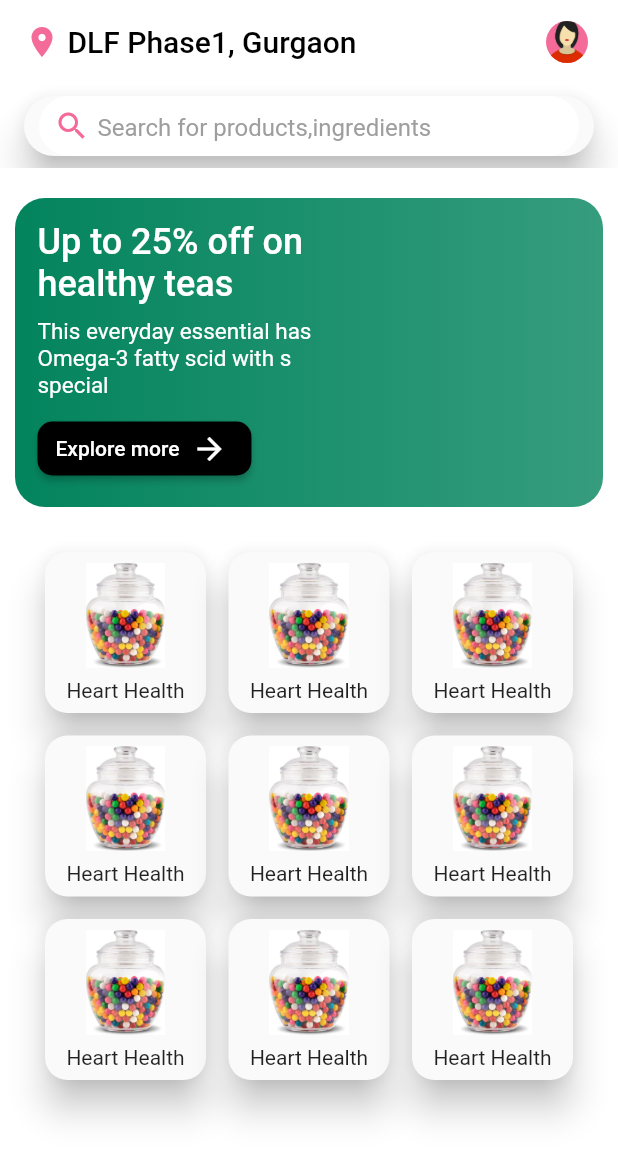
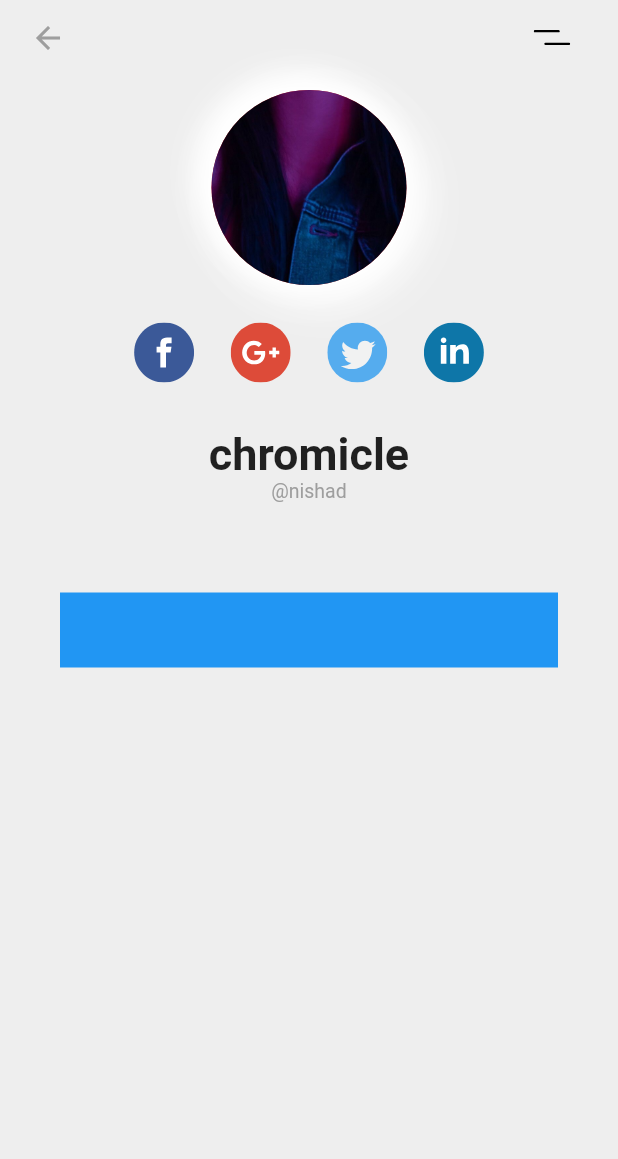
Before and after one commit to Nishadatgit/luminar-Projects, a Flutter app: the screen it shows after launch, on a phone screen of 412 x 824 dp. Shown: the top 1159 px of the screen. Run offline on Flutter 3.47's test engine with Material 2 defaults, Android fonts, the phone set to English and light mode, and no system bars; our stand-ins replace accordion, curved_navigation_bar, email_validator, eva_icons_flutter, flutter_svg, font_awesome_flutter and 5 more; missing offline and left inert: random_date, staggered_grid_view_flutter.

Commit message:
profile ui started

```diff
--- /dev/null
+++ b/lib/assignments/profile ui/profile.dart
@@ -0,0 +1,130 @@
+import 'package:eva_icons_flutter/eva_icons_flutter.dart';
+import 'package:flutter/material.dart';
+import 'package:flutter/src/foundation/key.dart';
+import 'package:flutter/src/widgets/framework.dart';
+import 'package:flutter_svg/flutter_svg.dart';
+import 'package:font_awesome_flutter/font_awesome_flutter.dart';
+import 'package:line_icons/line_icons.dart';
+
+class ProfileUi extends StatelessWidget {
+  const ProfileUi({Key? key}) : super(key: key);
+
+  @override
+  Widget build(BuildContext context) {
+    return Scaffold(
+      extendBodyBehindAppBar: true,
+      body: Container(
+        height: double.infinity,
+        width: double.infinity,
+        color: Colors.grey[200],
+        child: ListView(
+          children: [
+            Container(
+              padding: EdgeInsets.only(left: 20, right: 20, top: 10),
+              height: 40,
+              child: Row(
+                mainAxisAlignment: MainAxisAlignment.spaceBetween,
+                children: [
+                  const Icon(
+                    Icons.arrow_back,
+                    color: Colors.grey,
+                  ),
+                  IconButton(
+                    onPressed: () {},
+                    icon: SvgPicture.asset(
+                      'assets/svg/menu.svg',
+                      color: Colors.black,
+                      height: 10,
+                    ),
+                  ),
+                ],
+              ),
+            ),
+            const SizedBox(
+              height: 20,
+            ),
+            Container(
+              height: 130,
+              width: 130,
+              decoration: const BoxDecoration(
+                  color: Colors.white,
+                  shape: BoxShape.circle,
+                  boxShadow: [
+                    BoxShadow(
+                        color: Colors.white,
+                        offset: Offset(10, 10),
+                        blurRadius: 25),
+                    BoxShadow(
+                        color: Colors.white,
+                        offset: Offset(-10, -10),
+                        blurRadius: 17),
+                    BoxShadow(
+                        color: Colors.white,
+                        offset: Offset(1, 1),
+                        blurRadius: 25),
+                    BoxShadow(
+                        color: Colors.white,
+                        offset: Offset(-1, -1),
+                        blurRadius: 17)
+                  ]),
+              child: const CircleAvatar(
+                backgroundImage: AssetImage(
+                  'assets/images/girl3.jpg',
+                ),
+              ),
+            ),
+            Container(
+              margin: const EdgeInsets.only(left: 70, right: 70, top: 25),
+              height: 40,
+              child: Row(
+                  mainAxisAlignment: MainAxisAlignment.spaceEvenly,
+                  children: [
+                    SvgPicture.asset(
+                      'assets/svg/fb.svg',
+                      height: 50,
+                      width: 50,
+                    ),
+                    SvgPicture.asset(
+                      'assets/svg/googleplus.svg',
+                      height: 50,
+                      width: 50,
+                    ),
+                    SvgPicture.asset(
+                      'assets/svg/twitter.svg',
+                      height: 50,
+                      width: 50,
+                    ),
+                    SvgPicture.asset(
+                      'assets/svg/linkedin.svg',
+                      height: 50,
+                      width: 50,
+                    )
+                  ]),
+            ),
+            Container(
+              margin: const EdgeInsets.only(left: 50, right: 50, top: 30),
+              height: 80,
+              child: Column(
+                children: const [
+                  Text(
+                    'chromicle',
+                    style: TextStyle(fontSize: 30, fontWeight: FontWeight.bold),
+                  ),
+                  Text(
+                    '@nishad',
+                    style: TextStyle(fontSize: 13, color: Colors.grey),
+                  )
+                ],
+              ),
+            ),
+            Container(
+              height: 50,
+              margin: EdgeInsets.only(left: 40, right: 40, top: 30),
+              color: Colors.blue,
+            )
+          ],
+        ),
+      ),
+    );
+  }
+}
--- a/lib/main.dart
+++ b/lib/main.dart
@@ -11,6 +11,7 @@ import 'package:demo_project/assignments/grid_view/grid_view.dart';
 import 'package:demo_project/assignments/gridview%20custom/extended_grid.dart';
 import 'package:demo_project/assignments/gridview%20custom/staggered2.dart';
 import 'package:demo_project/assignments/login_iu_custom_textfields.dart';
+import 'package:demo_project/assignments/profile%20ui/profile.dart';
 import 'package:demo_project/assignments/registration_form/login.dart';
 import 'package:demo_project/assignments/registration_form/signup.dart';
 import 'package:demo_project/assignments/custom_appbar.dart';
@@ -68,9 +69,7 @@ class MyApp extends StatelessWidget {
         'profile': (context) => const ProfilePage(),
         'home': (context) => const HomePage()
       },
-      home: const DLFUi(
-
-      ),
+      home: const ProfileUi(),
     );
   }
 }
--- a/lib/ui/DLF ui/dlf_ui.dart
+++ b/lib/ui/DLF ui/dlf_ui.dart
@@ -148,8 +148,8 @@ class DLFUi extends StatelessWidget {
                 padding: const EdgeInsets.all(20),
                 child: GridView.builder(
                     shrinkWrap: true,
-                    itemCount: 9,
-                    padding: const EdgeInsets.all(0),
+                    itemCount: 6,
+                    padding: const EdgeInsets.all(8),
                     gridDelegate:
                         const SliverGridDelegateWithFixedCrossAxisCount(
                             mainAxisSpacing: 15,
```
Also changed, not shown: assets/images/girl.jpg (added), assets/images/girl2.jpg (added), assets/images/girl3.jpg (added), assets/svg/fb.svg (added), assets/svg/google.svg (added), assets/svg/googleplus.svg (added), assets/svg/linkedin.svg (added), assets/svg/menu.svg (added), assets/svg/more.svg (added), assets/svg/twitter.svg (added).
